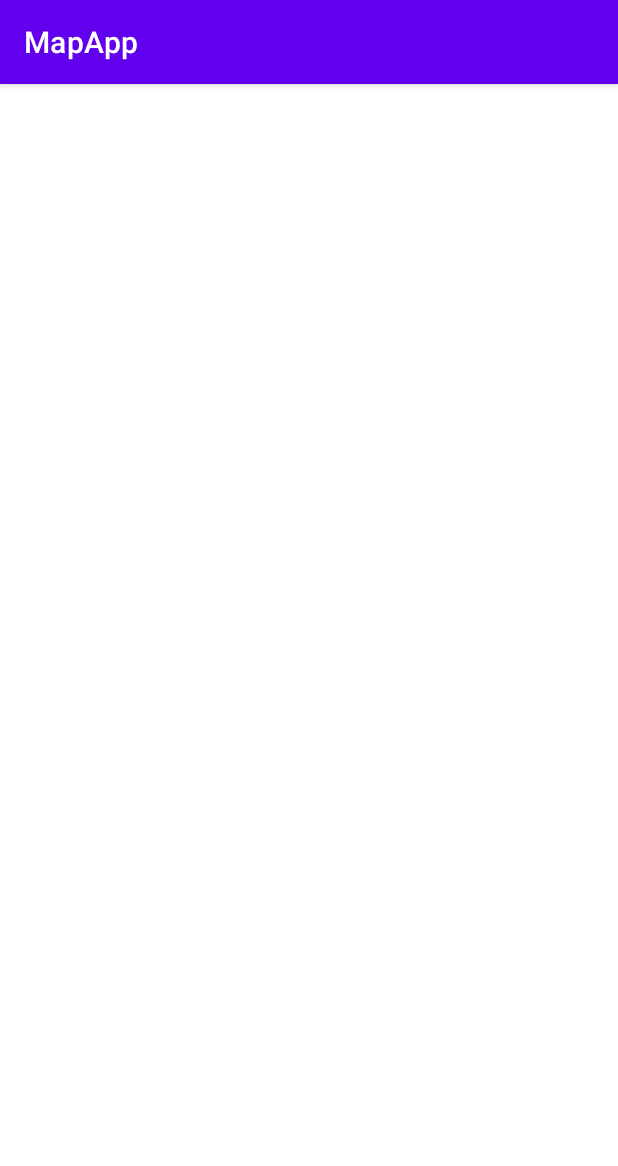
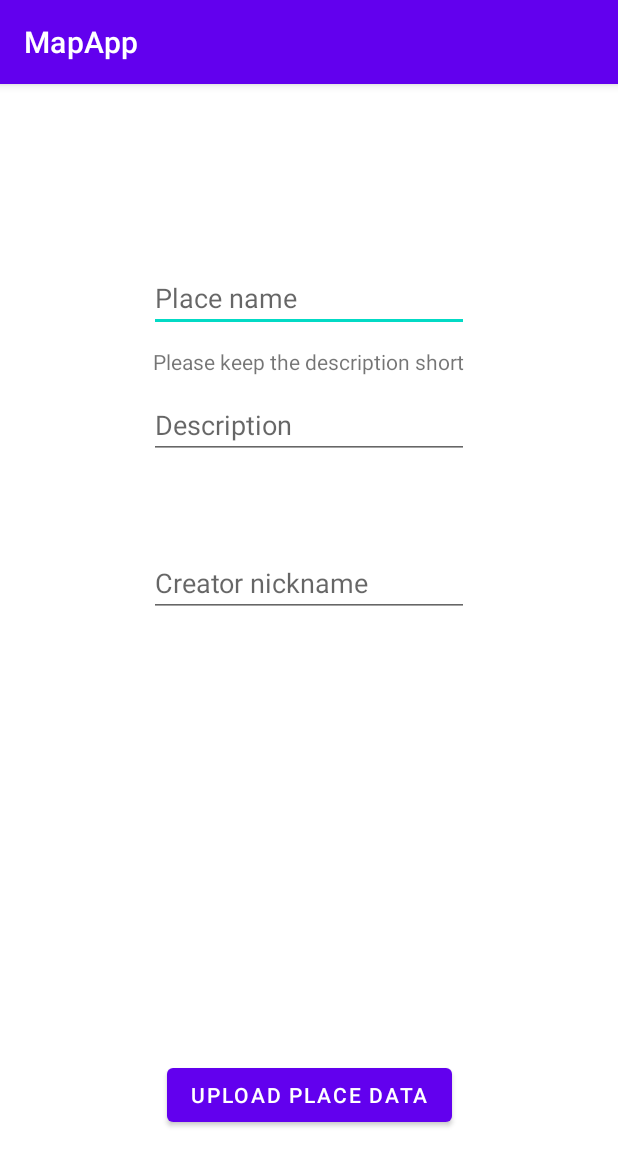
Before and after one commit to Viktorjb/MapApp, an Android app: the AddPlaceActivity screen opened directly, with no data from a screen before it, on a phone screen of 412 x 824 dp. Shown: the top 1166 px of the screen. Run offline under Robolectric (Android 15) with nearby library versions, the phone set to English and light mode, and no system bars.

Commit message:
addplace activity views

```diff
--- a/app/src/main/res/layout/activity_add_place.xml
+++ b/app/src/main/res/layout/activity_add_place.xml
@@ -6,4 +6,60 @@
     android:layout_height="match_parent"
     tools:context=".AddPlaceActivity">
 
+    <EditText
+        android:id="@+id/placeNameEditText"
+        android:layout_width="wrap_content"
+        android:layout_height="wrap_content"
+        android:layout_marginTop="120dp"
+        android:ems="10"
+        android:hint="Place name"
+        android:inputType="textPersonName"
+        app:layout_constraintEnd_toEndOf="parent"
+        app:layout_constraintStart_toStartOf="parent"
+        app:layout_constraintTop_toTopOf="parent" />
+
+    <EditText
+        android:id="@+id/descEditText"
+        android:layout_width="wrap_content"
+        android:layout_height="wrap_content"
+        android:layout_marginTop="10dp"
+        android:ems="10"
+        android:gravity="start|top"
+        android:hint="Description"
+        android:inputType="textMultiLine"
+        app:layout_constraintEnd_toEndOf="parent"
+        app:layout_constraintStart_toStartOf="parent"
+        app:layout_constraintTop_toBottomOf="@+id/noticeTextView" />
+
+    <TextView
+        android:id="@+id/noticeTextView"
+        android:layout_width="wrap_content"
+        android:layout_height="wrap_content"
+        android:layout_marginTop="10dp"
+        android:text="Please keep the description short"
+        app:layout_constraintEnd_toEndOf="parent"
+        app:layout_constraintStart_toStartOf="parent"
+        app:layout_constraintTop_toBottomOf="@+id/placeNameEditText" />
+
+    <EditText
+        android:id="@+id/editTextTextPersonName2"
+        android:layout_width="wrap_content"
+        android:layout_height="wrap_content"
+        android:layout_marginTop="60dp"
+        android:ems="10"
+        android:hint="Creator nickname"
+        android:inputType="textPersonName"
+        app:layout_constraintEnd_toEndOf="parent"
+        app:layout_constraintStart_toStartOf="parent"
+        app:layout_constraintTop_toBottomOf="@+id/descEditText" />
+
+    <Button
+        android:id="@+id/uploadPlaceButton"
+        android:layout_width="wrap_content"
+        android:layout_height="wrap_content"
+        android:layout_marginBottom="70dp"
+        android:text="Upload place data"
+        app:layout_constraintBottom_toBottomOf="parent"
+        app:layout_constraintEnd_toEndOf="parent"
+        app:layout_constraintStart_toStartOf="parent" />
 </androidx.constraintlayout.widget.ConstraintLayout>
```
